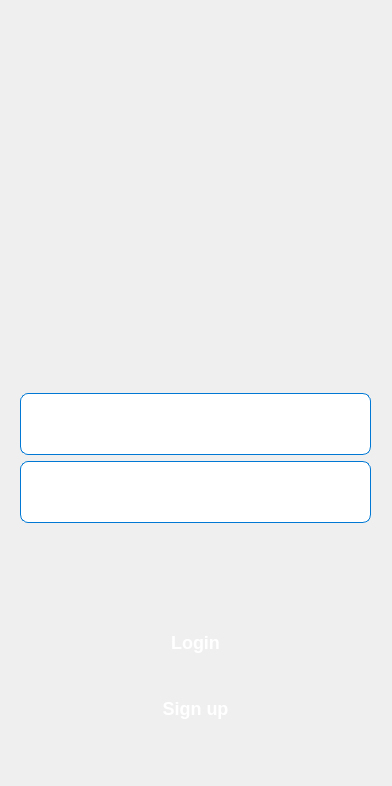
The window that mainwindow.ui (pingminus/QT-BankingSystem) describes before a commit, drawn with Qt 5.
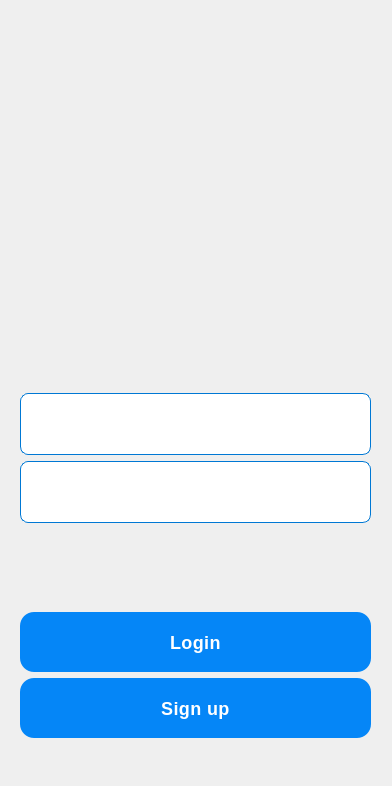
The same window after the commit.

```diff
--- a/mainwindow.ui
+++ b/mainwindow.ui
@@ -136,22 +136,17 @@
         <widget class="QPushButton" name="RegisterButton">
          <property name="styleSheet">
           <string notr="true">QPushButton {
-    background: qlineargradient(
-                spread:pad, x1:0, y1:0, x2:1, y2:1, 
-                stop:0 #0078D4,   /* Fluent Blue (top-left) */
-                stop:0.5 #005A9E, /* Slightly darker blue (center) */
-                stop:1 #003A6D);  /* Even darker blue (bottom-right) */
+    background-color: #0586f7;  /* Royal blue with a hint of purple */
     color: white;
-    font-family: &quot;Segoe UI&quot;, &quot;Helvetica Neue&quot;, &quot;Arial&quot;, sans-serif;
+    font-family: &quot;San Francisco&quot;, &quot;Helvetica Neue&quot;, &quot;Segoe UI&quot;, &quot;Arial&quot;, sans-serif;
     font-size: 18px;
     font-weight: 600;
     padding: 10px 22px;
     border: none;
-    border-radius: 8px;
+    border-radius: 14px;
     min-height: 40px;
     min-width: 120px;
-    box-shadow: 0px 4px 6px rgba(0, 120, 212, 0.2);
-    transition: all 0.3s ease;
+    letter-spacing: 0.4px;
 }
 
 QPushButton:hover {
@@ -162,7 +157,6 @@
                 stop:1 #002A4D);  /* Deep blue (bottom-right) */
     box-shadow: 0px 6px 8px rgba(0, 90, 158, 0.3);
 }
-
 QPushButton:pressed {
     background: qlineargradient(
                 spread:pad, x1:0, y1:0, x2:1, y2:1, 
@@ -171,15 +165,7 @@
     box-shadow: 0px 2px 4px rgba(0, 58, 109, 0.2);
 }
 
-QPushButton:disabled {
-    background: qlineargradient(
-                spread:pad, x1:0, y1:0, x2:1, y2:1, 
-                stop:0 #A6A6A6,   /* Gray (top-left) */
-                stop:1 #8C8C8C);  /* Darker Gray (bottom-right) */
-    color: #FFFFFF;
-    box-shadow: none;
-    cursor: not-allowed;
-}</string>
+</string>
          </property>
          <property name="text">
           <string>Sign up</string>
@@ -190,22 +176,17 @@
         <widget class="QPushButton" name="LoginButton">
          <property name="styleSheet">
           <string notr="true">QPushButton {
-    background: qlineargradient(
-                spread:pad, x1:0, y1:0, x2:1, y2:1, 
-                stop:0 #0078D4,   /* Fluent Blue (top-left) */
-                stop:0.5 #005A9E, /* Slightly darker blue (center) */
-                stop:1 #003A6D);  /* Even darker blue (bottom-right) */
+    background-color: #0586f7;  /* Royal blue with a hint of purple */
     color: white;
-    font-family: &quot;Segoe UI&quot;, &quot;Helvetica Neue&quot;, &quot;Arial&quot;, sans-serif;
+    font-family: &quot;San Francisco&quot;, &quot;Helvetica Neue&quot;, &quot;Segoe UI&quot;, &quot;Arial&quot;, sans-serif;
     font-size: 18px;
     font-weight: 600;
     padding: 10px 22px;
     border: none;
-    border-radius: 8px;
+    border-radius: 14px;
     min-height: 40px;
     min-width: 120px;
-    box-shadow: 0px 4px 6px rgba(0, 120, 212, 0.2);
-    transition: all 0.3s ease;
+    letter-spacing: 0.4px;
 }
 
 QPushButton:hover {
@@ -216,7 +197,6 @@
                 stop:1 #002A4D);  /* Deep blue (bottom-right) */
     box-shadow: 0px 6px 8px rgba(0, 90, 158, 0.3);
 }
-
 QPushButton:pressed {
     background: qlineargradient(
                 spread:pad, x1:0, y1:0, x2:1, y2:1, 
@@ -225,15 +205,7 @@
     box-shadow: 0px 2px 4px rgba(0, 58, 109, 0.2);
 }
 
-QPushButton:disabled {
-    background: qlineargradient(
-                spread:pad, x1:0, y1:0, x2:1, y2:1, 
-                stop:0 #A6A6A6,   /* Gray (top-left) */
-                stop:1 #8C8C8C);  /* Darker Gray (bottom-right) */
-    color: #FFFFFF;
-    box-shadow: none;
-    cursor: not-allowed;
-}</string>
+</string>
          </property>
          <property name="text">
           <string>Login</string>
```
Left out of the diff: 34 changed lines with no effect on the pictures.
